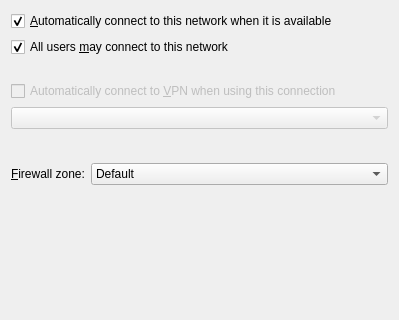
Before: the Qt Designer form editor/ui/connectionwidget.ui in KDE/plasma-nm, drawn with Qt 5.
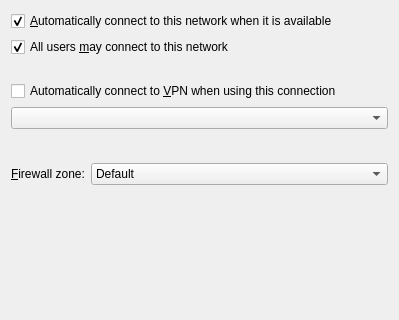
After: the same form once the commit is applied.

```diff
--- a/editor/ui/connectionwidget.ui
+++ b/editor/ui/connectionwidget.ui
@@ -49,20 +49,13 @@
    </item>
    <item row="3" column="0" colspan="2">
     <widget class="QCheckBox" name="autoconnectVpn">
-     <property name="enabled">
-      <bool>false</bool>
-     </property>
      <property name="text">
       <string>Automatically connect to &amp;VPN when using this connection</string>
      </property>
     </widget>
    </item>
    <item row="4" column="0" colspan="2">
-    <widget class="QComboBox" name="vpnCombobox">
-     <property name="enabled">
-      <bool>false</bool>
-     </property>
-    </widget>
+    <widget class="QComboBox" name="vpnCombobox"/>
    </item>
    <item row="5" column="1">
     <spacer name="verticalSpacer">
```
